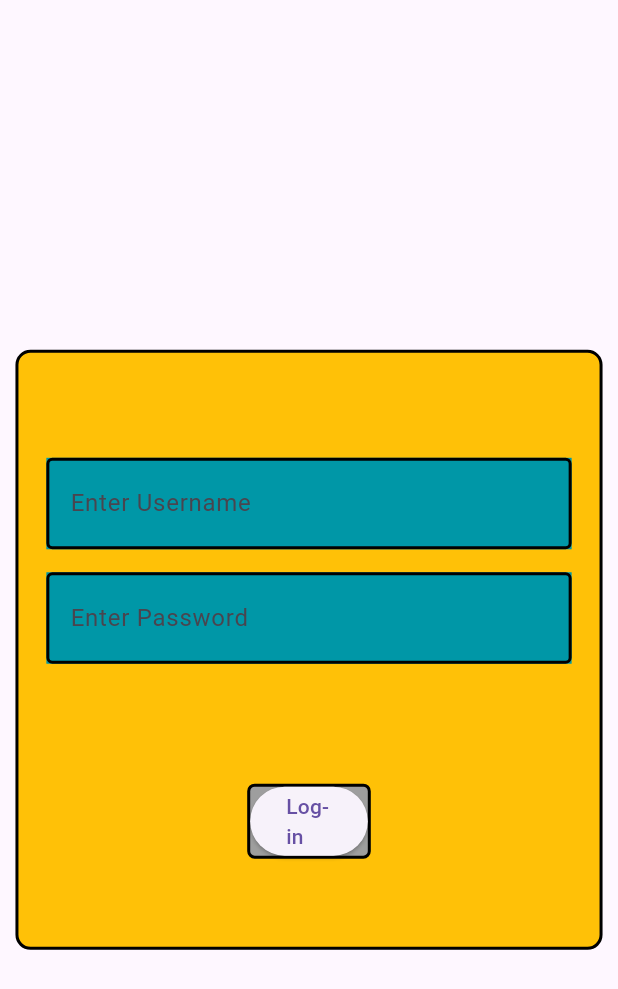
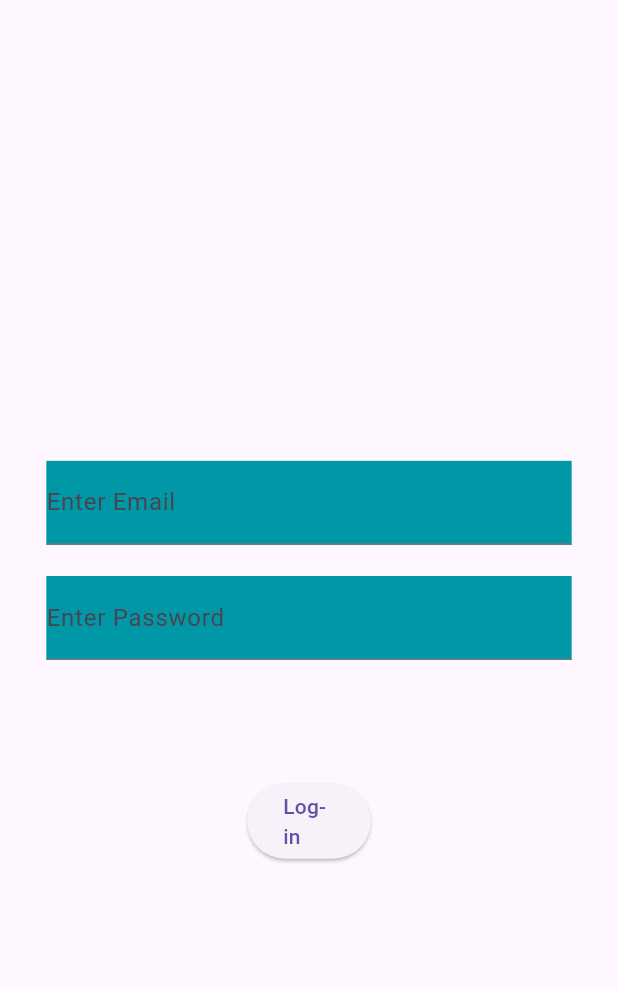
Before and after one commit to RhysRoo/UniFlutterProject, a Flutter app: the screen it shows after launch, on a phone screen of 412 x 824 dp. Shown: the top 989 px of the screen. Run offline on Flutter 3.47's test engine with Material 3 defaults, Android fonts, the phone set to English and light mode, and no system bars; our stand-ins replace firebase_auth, firebase_core; accounts and stored records are empty.

```diff
--- a/lib/login.dart
+++ b/lib/login.dart
@@ -1,15 +1,20 @@
 import 'package:flutter/material.dart';
-import 'package:untitled1/home_page.dart';
+import 'package:firebase_core/firebase_core.dart';
+import 'package:firebase_auth/firebase_auth.dart';
 import 'test_home.dart';
 
-void main() {
-  runApp(const MaterialApp(
-    home: Login(),
-  ));
+void main() async {
+  WidgetsFlutterBinding.ensureInitialized();
+  await Firebase.initializeApp();
+  runApp(MaterialApp(home: Login()));
 }
 
 class Login extends StatelessWidget {
-  const Login({Key? key}) : super(key: key);
+  // Controllers should be final if they are in a StatelessWidget
+  final TextEditingController _emailController = TextEditingController();
+  final TextEditingController _passwordController = TextEditingController();
+
+  Login({super.key});
 
   @override
   Widget build(BuildContext context) {
@@ -18,77 +23,78 @@ class Login extends StatelessWidget {
       body: Center(
         child: Stack(
           children: [
+            // ... Other UI elements ...
+
+            // Email TextField
             Align(
-                alignment: const Alignment(0.0, 0.1),
-                child: Container(
-                  height: 400,
-                  width: MediaQuery.of(context).size.width * 0.95,
-                  decoration: ShapeDecoration(
-                      color: Colors.amber,
-                      shape: RoundedRectangleBorder(
-                          side: const BorderSide(width: 2),
-                          borderRadius: BorderRadius.circular(10))),
-                )),
-            Align(
-              //Username
               alignment: const Alignment(0.0, -0.2),
               child: Container(
                 width: MediaQuery.of(context).size.width * 0.85,
                 color: Colors.cyan[700],
-                child: const TextField(
-                  style: TextStyle(fontSize: 19.0),
-                  decoration: InputDecoration(
-                      labelText: 'Enter Username',
-                      floatingLabelBehavior: FloatingLabelBehavior.never,
-                      enabledBorder: OutlineInputBorder(
-                          borderSide:
-                              BorderSide(color: Colors.black, width: 2.0)),
-                      focusedBorder: OutlineInputBorder(
-                          borderSide:
-                              BorderSide(color: Colors.black, width: 2.0))),
+                child: TextField(
+                  controller: _emailController, // Attached email controller
+                  keyboardType: TextInputType.emailAddress, // Email keyboard
+                  decoration: const InputDecoration(
+                    labelText: 'Enter Email',
+                    // ... Other decoration properties
+                  ),
                 ),
               ),
             ),
+
+            // Password TextField
             Align(
-              //Password
               alignment: const Alignment(0.0, 0.0),
               child: Container(
                 width: MediaQuery.of(context).size.width * 0.85,
                 color: Colors.cyan[700],
-                child: const TextField(
-                  style: TextStyle(fontSize: 19.0),
-                  decoration: InputDecoration(
-                      labelText: 'Enter Password',
-                      floatingLabelBehavior: FloatingLabelBehavior.never,
-                      enabledBorder: OutlineInputBorder(
-                          borderSide:
-                              BorderSide(color: Colors.black, width: 2.0)),
-                      focusedBorder: OutlineInputBorder(
-                          borderSide:
-                              BorderSide(color: Colors.black, width: 2.0))),
+                child: TextField(
+                  controller:
+                      _passwordController, // Attached password controller
+                  obscureText: true, // Hides password
+                  decoration: const InputDecoration(
+                    labelText: 'Enter Password',
+                    // ... Other decoration properties
+                  ),
                 ),
               ),
             ),
+
+            // Login Button
             Align(
               alignment: const Alignment(0.0, 0.35),
               child: Container(
                 width: MediaQuery.of(context).size.width * 0.2,
                 height: 50,
-                decoration: ShapeDecoration(
-                  color: Colors.grey,
-                  shape: RoundedRectangleBorder(
-                      side: BorderSide(width: 2),
-                      borderRadius: BorderRadius.circular(5)),
-                ),
                 child: ElevatedButton(
+                  onPressed: () async {
+                    try {
+                      // Sign in with email and password
+                      final credential = await FirebaseAuth.instance
+                          .signInWithEmailAndPassword(
+                        email: _emailController.text.trim(),
+                        password: _passwordController.text.trim(),
+                      );
+
+                      // On Success, navigate to TestHomePage or your main app
+                      if (credential.user != null) {
+                        Navigator.pushReplacement(
+                          context,
+                          MaterialPageRoute(
+                              builder: (context) => const TestHomePage()),
+                        );
+                      }
+                    } on FirebaseAuthException catch (e) {
+                      // Handle errors from Firebase
+                      showDialog(
+                        context: context,
+                        builder: (context) => AlertDialog(
+                          content: Text(e.message ?? 'Login error'),
+                        ),
+                      );
+                    }
+                  },
                   child: const Text('Log-in'),
-                  onPressed: () {
-                    Navigator.push(
-                      context,
-                      MaterialPageRoute(
-                          builder: (context) => const TestHomePage()),
-                    );
-                  },
                 ),
               ),
             ),
--- a/lib/main.dart
+++ b/lib/main.dart
@@ -13,7 +13,7 @@ void main() async {
   await Firebase.initializeApp(options: DefaultFirebaseOptions.currentPlatform);
 
   runApp(
-    const MaterialApp(
+    MaterialApp(
       home: Login(),
     ),
   );
--- a/lib/settings.dart
+++ b/lib/settings.dart
@@ -5,7 +5,7 @@ import 'login.dart';
 void logInButtonHandler(BuildContext context) {
   Navigator.push(
     context,
-    MaterialPageRoute(builder: (context) => const Login()),
+    MaterialPageRoute(builder: (context) => Login()),
   );
 }
 
--- a/pubspec.yaml
+++ b/pubspec.yaml
@@ -49,7 +49,7 @@ dev_dependencies:
   # activated in the `analysis_options.yaml` file located at the root of your
   # package. See that file for information about deactivating specific lint
   # rules and activating additional ones.
-  flutter_lints: ^2.0.0
+  flutter_lints: ^3.0.1
 
 # For information on the generic Dart part of this file, see the
 # following page: https://dart.dev/tools/pub/pubspec
```
Also changed, not shown: pubspec.lock, 2 other files.
